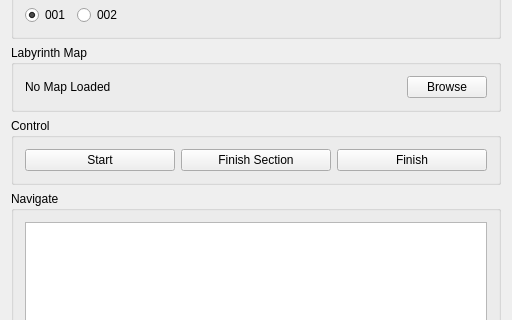
Qt form logsimulator/resources/widget.ui (yznpku/LabCompass) before a commit; both pictures show x 0 to 512 and y 110 to 430 of the 512 by 860 pixel window.
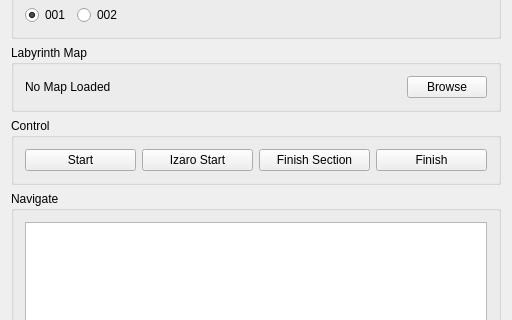
The same form after that commit.

Commit message: Add countdown timer for Izaro waiting phases.

```diff
--- a/logsimulator/resources/widget.ui
+++ b/logsimulator/resources/widget.ui
@@ -114,6 +114,13 @@
         </property>
        </widget>
       </item>
+      <item>
+       <widget class="QPushButton" name="izaroStartButton">
+        <property name="text">
+         <string>Izaro Start</string>
+        </property>
+       </widget>
+      </item>
       <item>
        <widget class="QPushButton" name="finishSectionButton">
         <property name="text">
```
The commit also changes 13 other files.
